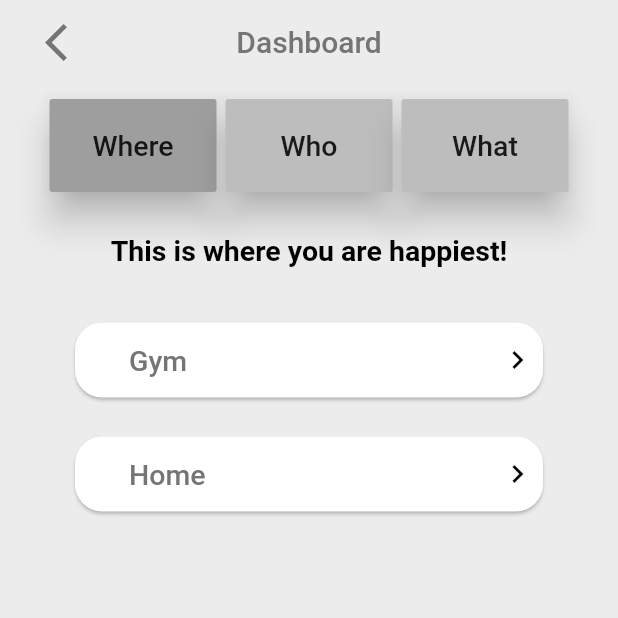
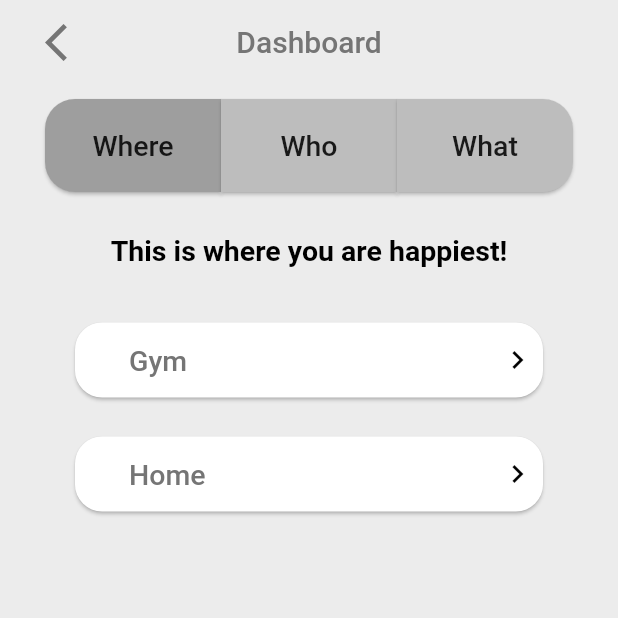
Before and after one commit to rprater/SmartJournal, a Flutter app: the Anylitics screen opened directly, on a phone screen of 412 x 824 dp, the top half of it. Run offline on Flutter 3.47's test engine with Material 2 defaults, Android fonts, the phone set to English and light mode, and no system bars; our stand-ins replace sqflite; missing offline and left inert: demoji; accounts and stored records are empty.

Commit message:
Modifications to the analytics page

```diff
--- a/flutter_app/lib/screens/analytics.dart
+++ b/flutter_app/lib/screens/analytics.dart
@@ -26,16 +26,20 @@ class _AnyliticsState extends State<Anylitics> {
                 Navigator.of(context).pop();
               },
               child: Icon(Icons.arrow_back_ios,
-                    color: Colors.grey.shade600, size: 30.0),
+                  color: Colors.grey.shade600, size: 30.0
+              ),
             ),
           ),
           title: Text(
             "Dashboard",
-              style: TextStyle(color: Colors.grey.shade600),
+            style: TextStyle(
+                color: Colors.grey.shade600
+            ),
           ),
           centerTitle: true,
           backgroundColor: kBackgroundColor,
-            elevation: 0),
+          elevation: 0
+        ),
         backgroundColor: kBackgroundColor,
         body: SingleChildScrollView(
           child: Padding(
@@ -49,22 +53,29 @@ class _AnyliticsState extends State<Anylitics> {
                   child: Row(
                     mainAxisAlignment: MainAxisAlignment.center,
                     children: [
-                      myButton("Where"),
+                      myButton("Where", left: true),
                       myButton("Who"),
-                      myButton("What"),
+                      myButton("What", right: true),
                     ],
                   ),
                 ),
                 Row(
                     mainAxisAlignment: MainAxisAlignment.center,
-                    children: [Expanded(child: myCards())])
+                    children: [
+                      Expanded(
+                          child: myCards()
+                      )
+                    ]
+                )
               ],
             ),
           ),
-        ));
+        )
+    );
   }
 
   Widget myCards() {
+
     String pickText() {
       if (currentText == "Where") return "This is where you are happiest!";
       if (currentText == "Who") return "This is who makes you the happiest!";
@@ -106,16 +117,10 @@ class _AnyliticsState extends State<Anylitics> {
                 ]),
           ),
           onPressed: () {
-            print("Clicked ${text} button");
+            print("Clicked $text button");
           },
         ),
       );
-    }
-
-    Color pickColor() {
-      if (currentText == "Where") return Colors.white;
-      if (currentText == "Who") return Colors.grey.shade600;
-      return Colors.orange;
     }
 
     Widget pickArbitraryCards() {
@@ -154,29 +159,38 @@ class _AnyliticsState extends State<Anylitics> {
     );
   }
 
-  Widget myButton(String placement) {
-    Color pickColor() {
-      return placement == currentText
-          ? Colors.grey.shade500
-          : Colors.grey.shade400;
-    }
+
+  Widget myButton(String placement, {bool right=false, bool left=false}) {
+    BorderRadiusGeometry border = BorderRadius.only();
+
+    if (right)
+      border = BorderRadius.only(topRight: Radius.circular(20), bottomRight: Radius.circular(20));
+    else if (left)
+      border = BorderRadius.only(topLeft: Radius.circular(20), bottomLeft: Radius.circular(20));
+
 
     return Expanded(
       child: Container(
-            margin: EdgeInsets.symmetric(horizontal: 3),
         child: RaisedButton(
-                elevation: 10.0,
-                color: pickColor(),
+          elevation: 1.0,
+          color: placement == currentText ? Colors.grey.shade500 : Colors.grey.shade400,
           hoverColor: Colors.grey.shade100,
-                hoverElevation: 2.0,
+          shape: RoundedRectangleBorder(
+              borderRadius: border,
+          ),
           padding: EdgeInsets.symmetric(vertical: 20),
           onPressed: () {
             setState(() {
               print(placement + " clicked");
               currentText = placement;
-                  });
+            }
+            );
           },
-                child: Text(placement, style: TextStyle(fontSize: 19.0)))));
+          child: Text(placement, style: TextStyle(fontSize: 19.0)
+          )
+        )
+      )
+    );
   }
 
   Future<void> onTap(BuildContext context, int id) async {
--- a/flutter_app/lib/screens/entry.dart
+++ b/flutter_app/lib/screens/entry.dart
@@ -113,6 +113,7 @@ class _EntryState extends State<Entry> {
 
 
           await AnalyticsModel.getAllAsMap();
+          await AnalyticsModel.filter(type: "TIME");
           return true;
         },
         child: SafeArea(
```
Also changed, not shown: flutter_app/lib/models/analytics_model.dart (+11 -10 lines). Lines whose indentation alone changed are shown as unchanged.
